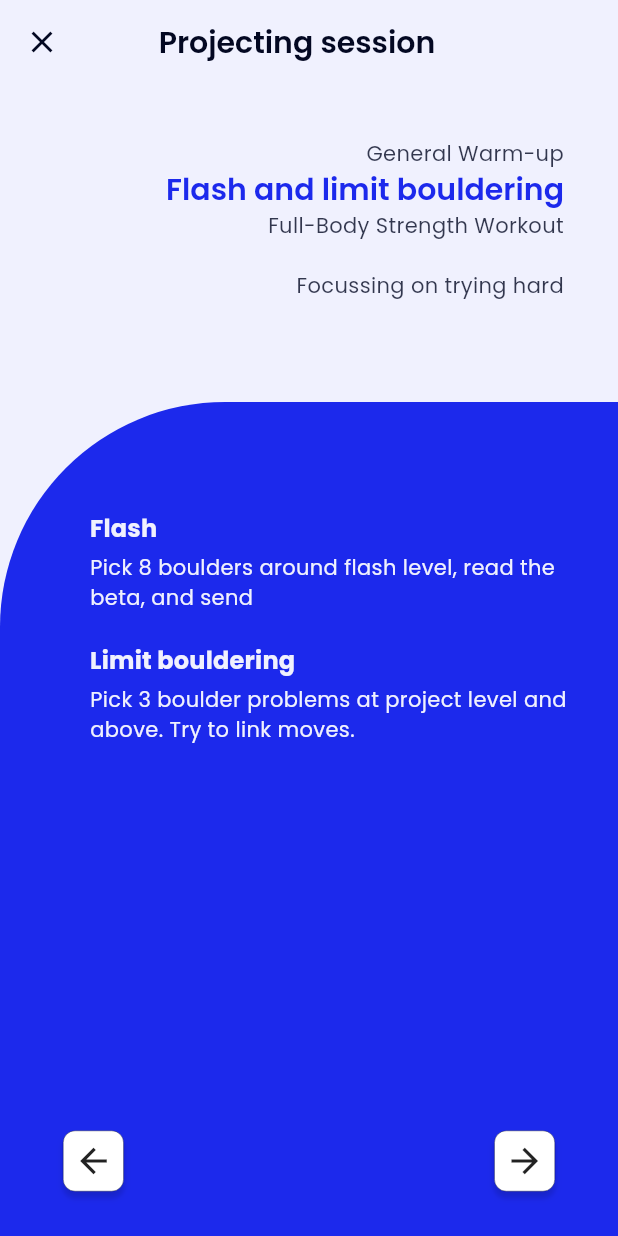
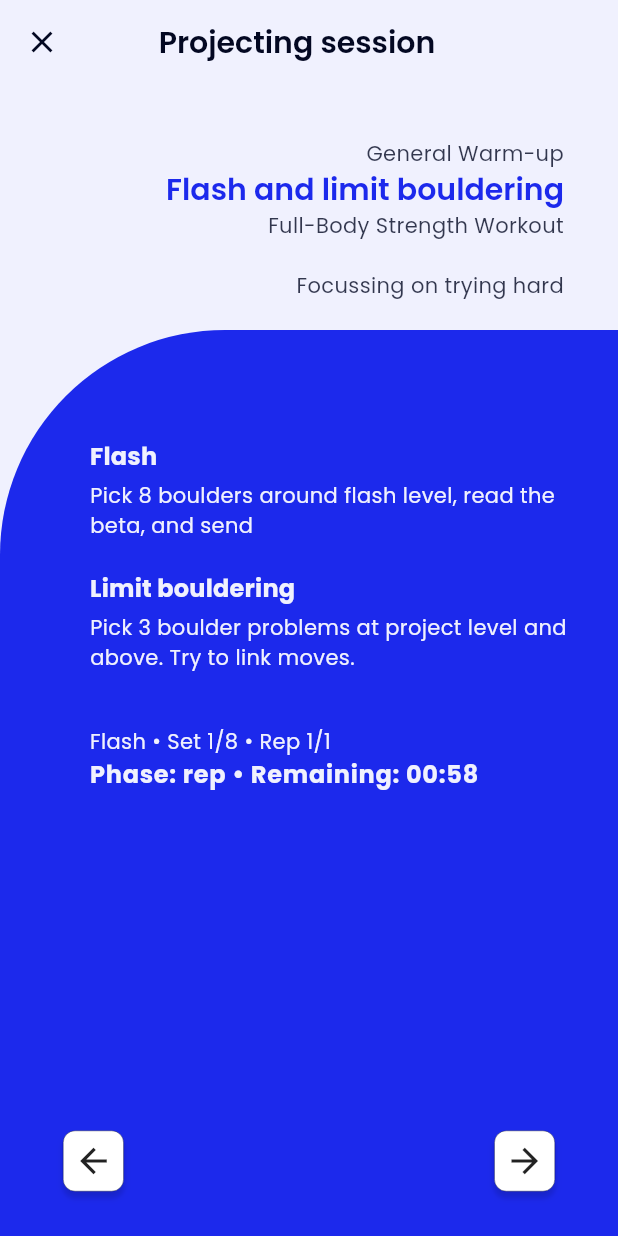
Before and after one commit to mschuhmacher/training_schedule_app, a Flutter app: the ActiveSessionScreen screen opened directly, after a tap on the "close" icon, after a tap on the "arrow forward" icon, on a phone screen of 412 x 824 dp. Run offline on Flutter 3.47's test engine with Material 3 defaults, Android fonts, the phone set to English and light mode, and no system bars; our stand-ins replace table_calendar.

Commit message:
displays timer in session_active_screen.dart

```diff
--- a/lib/presentation/screens/loading_screen.dart
+++ b/lib/presentation/screens/loading_screen.dart
@@ -17,7 +17,11 @@ class _LoadingScreenState extends State<LoadingScreen> {
   @override
   void initState() {
     super.initState();
-    _initializeApp();
+    // Kick off initialization after first frame to avoid provider notifications
+    // during the widget tree build.
+    WidgetsBinding.instance.addPostFrameCallback((_) {
+      _initializeApp();
+    });
   }
 
   Future<void> _initializeApp() async {
--- a/lib/presentation/screens/session_active_screen.dart
+++ b/lib/presentation/screens/session_active_screen.dart
@@ -1,5 +1,6 @@
 import 'package:flutter/material.dart';
 import 'package:provider/provider.dart';
+import 'package:training_schedule_app/models/exercise.dart';
 import 'package:training_schedule_app/models/workout.dart';
 import 'package:training_schedule_app/providers/preset_provider.dart';
 import 'package:training_schedule_app/presentation/widgets/session_active_bottom_bar.dart';
@@ -32,13 +33,18 @@ class _ActiveSessionScreenState extends State<ActiveSessionScreen> {
 
         // Initialize the timer once when the screen first builds.
         if (!_timerInitialized) {
-          sessionStateData.start(activeSession);
-          _timerInitialized = true;
+          WidgetsBinding.instance.addPostFrameCallback((_) {
+            // Guard again in case the widget unmounted before the callback.
+            if (!mounted || _timerInitialized) return;
+            sessionStateData.start(activeSession);
+            _timerInitialized = true;
+          });
         }
 
         final progress = sessionStateData.progress;
 
         Workout activeWorkout = activeSession.list[progress.workoutIndex];
+        Exercise activeExercise = activeWorkout.list[progress.exerciseIndex];
 
         List<Widget> exerciseWidgets =
             activeWorkout.list
@@ -124,25 +130,7 @@ class _ActiveSessionScreenState extends State<ActiveSessionScreen> {
                             style: context.bodyMedium,
                             textAlign: TextAlign.end,
                           ),
-                          SizedBox(height: 8),
-                          Text(
-                            'Phase: ${sessionStateData.phase.name} • '
-                            'Set ${progress.currentSet}, Rep ${progress.currentRep}',
-                            style: Theme.of(
-                              context,
-                            ).textTheme.bodySmall?.copyWith(
-                              color: Theme.of(context).colorScheme.onPrimary,
-                            ),
-                            textAlign: TextAlign.end,
-                          ),
-                          Text(
-                            'Remaining: ${_formatDuration(sessionStateData.remaining)}',
-                            style: context.bodyLarge.copyWith(
-                              color: Theme.of(context).colorScheme.onPrimary,
-                              fontWeight: FontWeight.bold,
-                            ),
-                            textAlign: TextAlign.end,
-                          ),
+
                           SizedBox(height: 8),
                         ]),
                         // Create new list from block names and add the block description to it with a whiteline in between
@@ -175,7 +163,28 @@ class _ActiveSessionScreenState extends State<ActiveSessionScreen> {
                           child: Column(
                             mainAxisAlignment: MainAxisAlignment.start,
                             crossAxisAlignment: CrossAxisAlignment.start,
-                            children: exerciseWidgets,
+                            children: [
+                              ...exerciseWidgets,
+                              SizedBox(height: 16),
+                              Text(
+                                '${activeExercise.title} • Set ${progress.currentSet}/${activeExercise.sets} • '
+                                'Rep ${progress.currentRep}/${activeExercise.reps}',
+                                style: context.bodyMedium.copyWith(
+                                  color:
+                                      Theme.of(context).colorScheme.onPrimary,
+                                ),
+                                textAlign: TextAlign.end,
+                              ),
+                              Text(
+                                'Phase: ${sessionStateData.phase.name} • Remaining: ${_formatDuration(sessionStateData.remaining)}',
+                                style: context.bodyLarge.copyWith(
+                                  color:
+                                      Theme.of(context).colorScheme.onPrimary,
+                                  fontWeight: FontWeight.bold,
+                                ),
+                                textAlign: TextAlign.end,
+                              ),
+                            ],
                           ),
                         ),
                       ),
```
